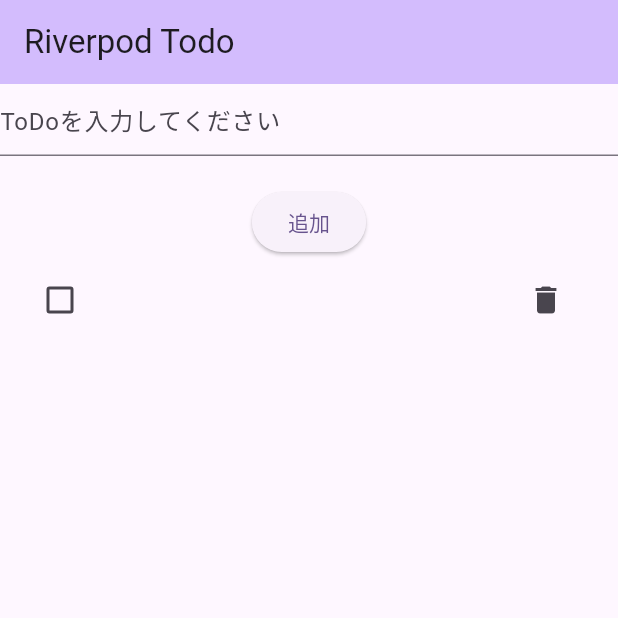
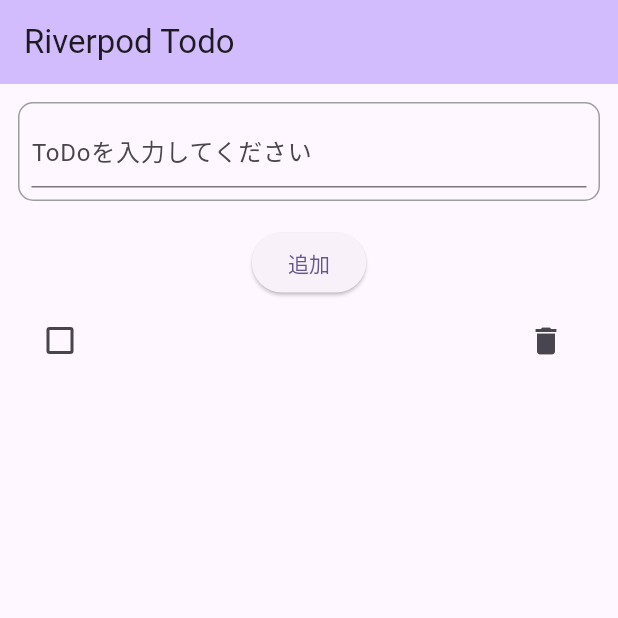
Before and after one commit to Haruki1090/riverPod-todo, a Flutter app: the screen it shows after launch, after a tap on "追加", on a phone screen of 412 x 824 dp, the top half of it. Run offline on Flutter 3.47's test engine with Material 3 defaults, Android fonts, the phone set to English and light mode, and no system bars; our stand-ins replace flutter_riverpod.

Commit message:
ボックスデザイン Paddingの調整

```diff
--- a/lib/main.dart
+++ b/lib/main.dart
@@ -29,6 +29,7 @@ class MyApp extends StatelessWidget {
   @override
   Widget build(BuildContext context) {
     return MaterialApp(
+      debugShowCheckedModeBanner: false,
       title: 'Flutter Demo',
       theme: ThemeData(
         colorScheme: ColorScheme.fromSeed(seedColor: Colors.deepPurple),
@@ -58,8 +59,6 @@ class MyHomePage extends ConsumerWidget {
         ///stateをコピーして新しいTodoを追加(削除ボタン用にListをコピーする必要があるため)
         var newState = List<Todo>.from(state);
         newState.add(newTodo);
-        ///同様にチェックボックス用にもコピー
-        var newState2 = List<Todo>.from(state);
 
         return newState;
       });
@@ -74,13 +73,25 @@ class MyHomePage extends ConsumerWidget {
         child: Column(
           mainAxisAlignment: MainAxisAlignment.start,
           children: <Widget>[
-            TextFormField(
-              decoration: const InputDecoration(
-                hintText: 'ToDoを入力してください',
+            Padding(
+                padding: const EdgeInsets.all(12.0),
+                child: Container(
+                  decoration: BoxDecoration(
+                    border: Border.all(color: Colors.grey),
+                    borderRadius: BorderRadius.circular(10),
+                  ),
+                  child: Padding(
+                    padding: const EdgeInsets.all(8.0),
+                    child: TextFormField(
+                      decoration: const InputDecoration(
+                        hintText: 'ToDoを入力してください',
+                      ),
+                      controller: editedControllerValue,
+                    ),
+                  ),
+                ),
               ),
-              controller: editedControllerValue,
-            ),
-            const SizedBox(height: 20,),
+            const SizedBox(height: 5,),
             ElevatedButton(
               onPressed: () {
                 add();
```
